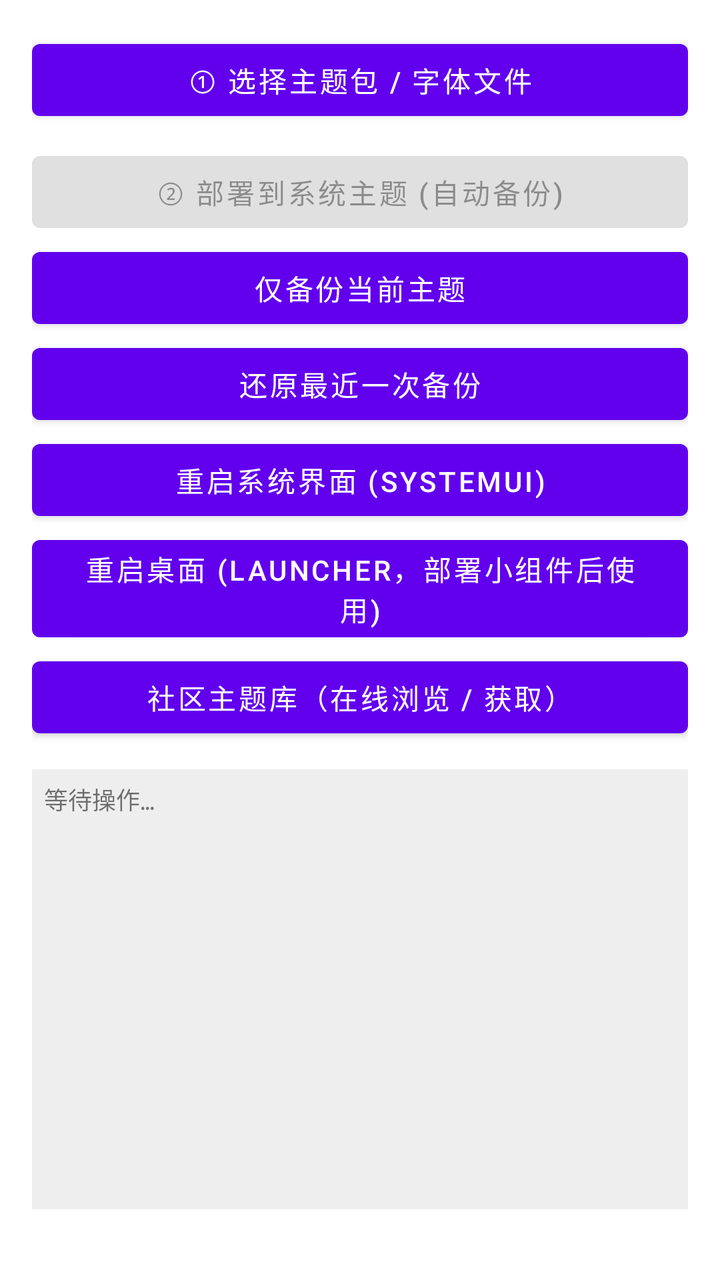
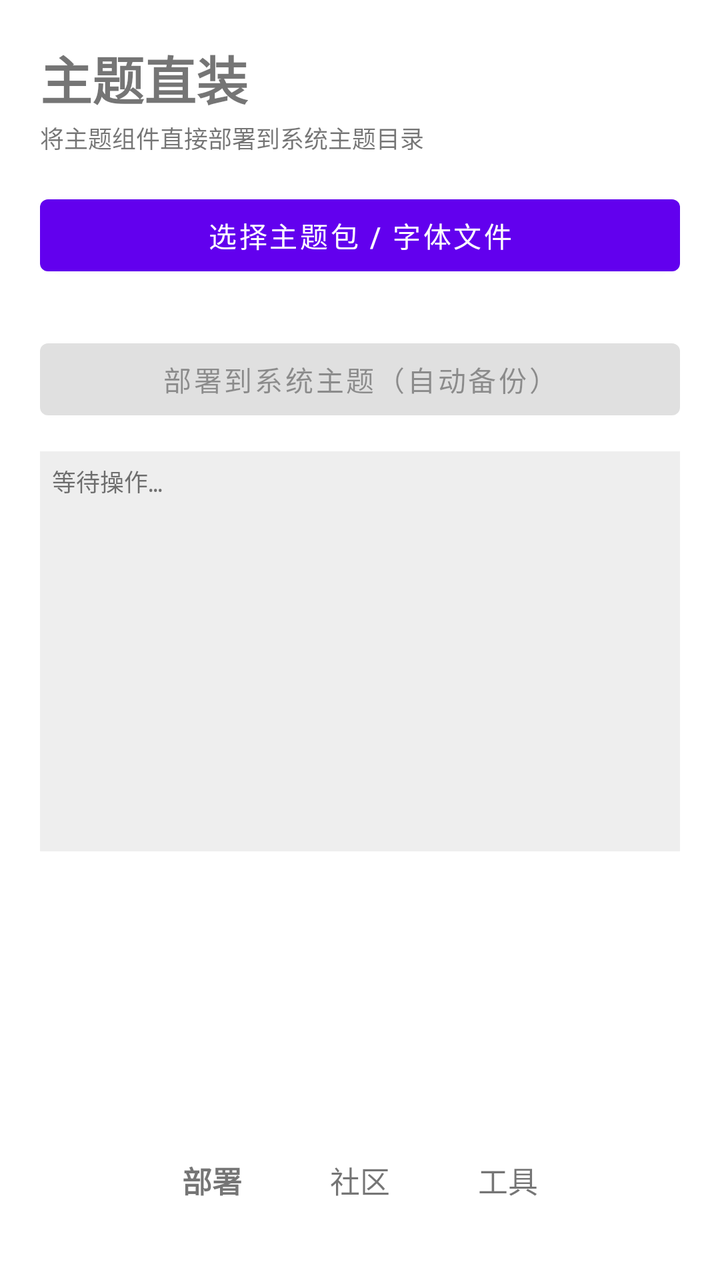

An Android layout rendered at two revisions. The XML below is the earlier revision; the diff shows what the commit changed to produce the second picture.
<!-- AndroidManifest.xml: fallback theme Theme.MaterialComponents.DayNight.NoActionBar -->
<!-- res/layout/activity_main.xml -->
<?xml version="1.0" encoding="utf-8"?>
<ScrollView xmlns:android="http://schemas.android.com/apk/res/android"
    android:id="@+id/page_scroll"
    android:layout_width="match_parent"
    android:layout_height="match_parent"
    android:fillViewport="true">

    <LinearLayout
        android:orientation="vertical"
        android:layout_width="match_parent"
        android:layout_height="wrap_content"
        android:padding="16dp">

        <Button
            android:id="@+id/btn_perm"
            android:layout_width="match_parent"
            android:layout_height="wrap_content"
            android:visibility="gone"
            android:text="授权所有文件访问"/>

        <Button
            android:id="@+id/btn_pick"
            android:layout_width="match_parent"
            android:layout_height="wrap_content"
            android:text="① 选择主题包 / 字体文件"/>

        <ImageView
            android:id="@+id/meta_preview"
            android:layout_width="match_parent"
            android:layout_height="150dp"
            android:scaleType="fitCenter"
            android:adjustViewBounds="true"
            android:visibility="gone"
            android:contentDescription="主题预览图"/>

        <TextView
            android:id="@+id/meta_text"
            android:layout_width="match_parent"
            android:layout_height="wrap_content"
            android:visibility="gone"
            android:textSize="12sp"
            android:padding="6dp"
            android:background="#11000000"/>

        <LinearLayout
            android:id="@+id/comps"
            android:orientation="vertical"
            android:layout_width="match_parent"
            android:layout_height="wrap_content"
            android:padding="4dp"/>

        <Button
            android:id="@+id/btn_deploy"
            android:layout_width="match_parent"
            android:layout_height="wrap_content"
            android:enabled="false"
            android:text="② 部署到系统主题 (自动备份)"/>

        <Button
            android:id="@+id/btn_backup"
            android:layout_width="match_parent"
            android:layout_height="wrap_content"
            android:text="仅备份当前主题"/>

        <Button
            android:id="@+id/btn_restore"
            android:layout_width="match_parent"
            android:layout_height="wrap_content"
            android:text="还原最近一次备份"/>

        <Button
            android:id="@+id/btn_restart"
            android:layout_width="match_parent"
            android:layout_height="wrap_content"
            android:text="重启系统界面 (SystemUI)"/>

    <Button
        android:id="@+id/btn_launcher"
        android:layout_width="match_parent"
        android:layout_height="wrap_content"
        android:text="重启桌面 (Launcher，部署小组件后使用)"/>

    <Button
        android:id="@+id/btn_community"
        android:layout_width="match_parent"
        android:layout_height="wrap_content"
        android:text="社区主题库（在线浏览 / 获取）"/>

        <ScrollView
            android:layout_width="match_parent"
            android:layout_height="220dp"
            android:layout_marginTop="12dp"
            android:background="#11000000">

            <TextView
                android:id="@+id/log"
                android:layout_width="match_parent"
                android:layout_height="wrap_content"
                android:textSize="12sp"
                android:fontFamily="monospace"
                android:padding="6dp"
                android:text="等待操作…\n"/>
        </ScrollView>
    </LinearLayout>
</ScrollView>
<!-- resources referenced by this layout -->
<resources>

</resources>

<!-- the commit's change to res/layout/activity_main.xml (unified diff, before → after) -->
@@ -1,105 +1,253 @@
 <?xml version="1.0" encoding="utf-8"?>
-<ScrollView xmlns:android="http://schemas.android.com/apk/res/android"
-    android:id="@+id/page_scroll"
+<FrameLayout xmlns:android="http://schemas.android.com/apk/res/android"
+    android:id="@+id/root_container"
     android:layout_width="match_parent"
-    android:layout_height="match_parent"
-    android:fillViewport="true">
-
-    <LinearLayout
-        android:orientation="vertical"
+    android:layout_height="match_parent">
+
+    
+    <ScrollView
+        android:id="@+id/page_home"
         android:layout_width="match_parent"
-        android:layout_height="wrap_content"
-        android:padding="16dp">
-
-        <Button
-            android:id="@+id/btn_perm"
-            android:layout_width="match_parent"
-            android:layout_height="wrap_content"
-            android:visibility="gone"
-            android:text="授权所有文件访问"/>
-
-        <Button
-            android:id="@+id/btn_pick"
-            android:layout_width="match_parent"
-            android:layout_height="wrap_content"
-            android:text="① 选择主题包 / 字体文件"/>
-
-        <ImageView
-            android:id="@+id/meta_preview"
-            android:layout_width="match_parent"
-            android:layout_height="150dp"
-            android:scaleType="fitCenter"
-            android:adjustViewBounds="true"
-            android:visibility="gone"
-            android:contentDescription="主题预览图"/>
-
-        <TextView
-            android:id="@+id/meta_text"
-            android:layout_width="match_parent"
-            android:layout_height="wrap_content"
-            android:visibility="gone"
-            android:textSize="12sp"
-            android:padding="6dp"
-            android:background="#11000000"/>
+        android:layout_height="match_parent"
+        android:fillViewport="true"
+        android:clipToPadding="false"
+        android:paddingBottom="120dp">
 
         <LinearLayout
-            android:id="@+id/comps"
             android:orientation="vertical"
             android:layout_width="match_parent"
             android:layout_height="wrap_content"
-            android:padding="4dp"/>
-
-        <Button
-            android:id="@+id/btn_deploy"
+            android:padding="20dp">
+
+            <TextView
+                android:layout_width="wrap_content"
+                android:layout_height="wrap_content"
+                android:text="主题直装"
+                android:textSize="26sp"
+                android:textStyle="bold"
+                android:layout_marginBottom="2dp"/>
+
+            <TextView
+                android:layout_width="wrap_content"
+                android:layout_height="wrap_content"
+                android:text="将主题组件直接部署到系统主题目录"
+                android:textSize="12sp"
+                android:layout_marginBottom="16dp"/>
+
+            <Button
+                android:id="@+id/btn_perm"
+                android:layout_width="match_parent"
+                android:layout_height="wrap_content"
+                android:visibility="gone"
+                android:text="授权所有文件访问"/>
+
+            <Button
+                android:id="@+id/btn_pick"
+                android:layout_width="match_parent"
+                android:layout_height="wrap_content"
+                android:text="选择主题包 / 字体文件"/>
+
+            <ImageView
+                android:id="@+id/meta_preview"
+                android:layout_width="match_parent"
+                android:layout_height="170dp"
+                android:scaleType="fitCenter"
+                android:adjustViewBounds="true"
+                android:visibility="gone"
+                android:layout_marginTop="8dp"
+                android:contentDescription="主题预览图"/>
+
+            <TextView
+                android:id="@+id/meta_text"
+                android:layout_width="match_parent"
+                android:layout_height="wrap_content"
+                android:visibility="gone"
+                android:textSize="12sp"
+                android:padding="10dp"
+                android:layout_marginTop="8dp"
+                android:background="#11000000"/>
+
+            <LinearLayout
+                android:id="@+id/comps"
+                android:orientation="vertical"
+                android:layout_width="match_parent"
+                android:layout_height="wrap_content"
+                android:layout_marginTop="8dp"
+                android:padding="4dp"/>
+
+            <Button
+                android:id="@+id/btn_deploy"
+                android:layout_width="match_parent"
+                android:layout_height="wrap_content"
+                android:enabled="false"
+                android:layout_marginTop="8dp"
+                android:text="部署到系统主题（自动备份）"/>
+
+            <ScrollView
+                android:layout_width="match_parent"
+                android:layout_height="200dp"
+                android:layout_marginTop="12dp"
+                android:background="#11000000">
+
+                <TextView
+                    android:id="@+id/log"
+                    android:layout_width="match_parent"
+                    android:layout_height="wrap_content"
+                    android:textSize="12sp"
+                    android:fontFamily="monospace"
+                    android:padding="6dp"
+                    android:text="等待操作…\n"/>
+            </ScrollView>
+        </LinearLayout>
+    </ScrollView>
+
+    
+    <ScrollView
+        android:id="@+id/page_community"
+        android:layout_width="match_parent"
+        android:layout_height="match_parent"
+        android:fillViewport="true"
+        android:visibility="gone"
+        android:clipToPadding="false"
+        android:paddingBottom="120dp">
+
+        <LinearLayout
+            android:orientation="vertical"
             android:layout_width="match_parent"
             android:layout_height="wrap_content"
-            android:enabled="false"
-            android:text="② 部署到系统主题 (自动备份)"/>
-
-        <Button
-            android:id="@+id/btn_backup"
+            android:padding="20dp">
+
+            <TextView
+                android:layout_width="wrap_content"
+                android:layout_height="wrap_content"
+                android:text="社区主题库"
+                android:textSize="26sp"
+                android:textStyle="bold"
+                android:layout_marginBottom="2dp"/>
+
+            <TextView
+                android:id="@+id/community_status"
+                android:layout_width="match_parent"
+                android:layout_height="wrap_content"
+                android:textSize="12sp"
+                android:layout_marginBottom="8dp"
+                android:text="点击「刷新列表」拉取在线索引。"/>
+
+            <ProgressBar
+                android:id="@+id/community_progress"
+                style="?android:attr/progressBarStyleHorizontal"
+                android:layout_width="match_parent"
+                android:layout_height="wrap_content"
+                android:visibility="gone"
+                android:max="100"/>
+
+            <TextView
+                android:id="@+id/community_phase"
+                android:layout_width="match_parent"
+                android:layout_height="wrap_content"
+                android:visibility="gone"
+                android:textSize="11sp"/>
+
+            <LinearLayout
+                android:id="@+id/community_container"
+                android:orientation="vertical"
+                android:layout_width="match_parent"
+                android:layout_height="wrap_content"
+                android:layout_marginTop="8dp"/>
+        </LinearLayout>
+    </ScrollView>
+
+    
+    <ScrollView
+        android:id="@+id/page_tools"
+        android:layout_width="match_parent"
+        android:layout_height="match_parent"
+        android:fillViewport="true"
+        android:visibility="gone"
+        android:clipToPadding="false"
+        android:paddingBottom="120dp">
+
+        <LinearLayout
+            android:orientation="vertical"
             android:layout_width="match_parent"
             android:layout_height="wrap_content"
-            android:text="仅备份当前主题"/>
-
-        <Button
-            android:id="@+id/btn_restore"
-            android:layout_width="match_parent"
-            android:layout_height="wrap_content"
-            android:text="还原最近一次备份"/>
-
-        <Button
-            android:id="@+id/btn_restart"
-            android:layout_width="match_parent"
-            android:layout_height="wrap_content"
-            android:text="重启系统界面 (SystemUI)"/>
-
-    <Button
-        android:id="@+id/btn_launcher"
-        android:layout_width="match_parent"
-        android:layout_height="wrap_content"
-        android:text="重启桌面 (Launcher，部署小组件后使用)"/>
-
-    <Button
-        android:id="@+id/btn_community"
-        android:layout_width="match_parent"
-        android:layout_height="wrap_content"
-        android:text="社区主题库（在线浏览 / 获取）"/>
-
-        <ScrollView
-            android:layout_width="match_parent"
-            android:layout_height="220dp"
-            android:layout_marginTop="12dp"
-            android:background="#11000000">
-
-            <TextView
-                android:id="@+id/log"
-                android:layout_width="match_parent"
-                android:layout_height="wrap_content"
-                android:textSize="12sp"
-                android:fontFamily="monospace"
-                android:padding="6dp"
-                android:text="等待操作…\n"/>
-        </ScrollView>
+            android:padding="20dp">
+
+            <TextView
+                android:layout_width="wrap_content"
+                android:layout_height="wrap_content"
+                android:text="工具箱"
+                android:textSize="26sp"
+                android:textStyle="bold"
+                android:layout_marginBottom="16dp"/>
+
+            <Button
+                android:id="@+id/btn_backup"
+                android:layout_width="match_parent"
+                android:layout_height="wrap_content"
+                android:text="仅备份当前主题"/>
+
+            <Button
+                android:id="@+id/btn_restore"
+                android:layout_width="match_parent"
+                android:layout_height="wrap_content"
+                android:text="还原最近一次备份"/>
+
+            <Button
+                android:id="@+id/btn_restart"
+                android:layout_width="match_parent"
+                android:layout_height="wrap_content"
+                android:text="重启系统界面 (SystemUI)"/>
+
+            <Button
+                android:id="@+id/btn_launcher"
+                android:layout_width="match_parent"
+                android:layout_height="wrap_content"
+                android:text="重启桌面 (Launcher，部署小组件后使用)"/>
+        </LinearLayout>
+    </ScrollView>
+
+    
+    <LinearLayout
+        android:id="@+id/dock"
+        android:layout_width="wrap_content"
+        android:layout_height="56dp"
+        android:layout_gravity="bottom|center_horizontal"
+        android:layout_marginBottom="22dp"
+        android:orientation="horizontal"
+        android:paddingLeft="10dp"
+        android:paddingRight="10dp"
+        android:elevation="20dp">
+
+        <TextView
+            android:id="@+id/tab_home"
+            android:layout_width="wrap_content"
+            android:layout_height="match_parent"
+            android:gravity="center"
+            android:paddingLeft="22dp"
+            android:paddingRight="22dp"
+            android:text="部署"
+            android:textSize="15sp"
+            android:textStyle="bold"/>
+
+        <TextView
+            android:id="@+id/tab_community"
+            android:layout_width="wrap_content"
+            android:layout_height="match_parent"
+            android:gravity="center"
+            android:paddingLeft="22dp"
+            android:paddingRight="22dp"
+            android:text="社区"
+            android:textSize="15sp"/>
+
+        <TextView
+            android:id="@+id/tab_tools"
+            android:layout_width="wrap_content"
+            android:layout_height="match_parent"
+            android:gravity="center"
+            android:paddingLeft="22dp"
+            android:paddingRight="22dp"
+            android:text="工具"
+            android:textSize="15sp"/>
     </LinearLayout>
-</ScrollView>
+</FrameLayout>
